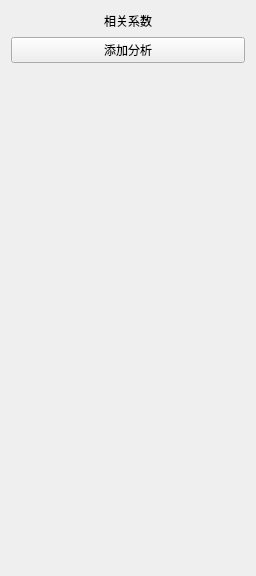
Ying3141/yizumi-monitor, file hs_corelatecof.ui: the form before one commit.
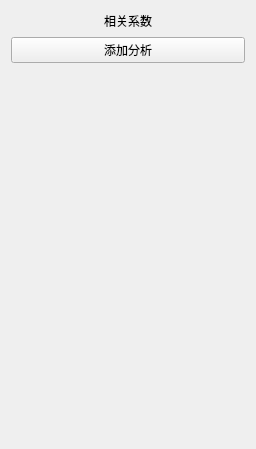
The form after the commit.

The edit to the form file:
```diff
--- a/hs_corelatecof.ui
+++ b/hs_corelatecof.ui
@@ -7,7 +7,7 @@
     <x>0</x>
     <y>0</y>
     <width>256</width>
-    <height>576</height>
+    <height>449</height>
    </rect>
   </property>
   <property name="sizePolicy">
```
Left out of the diff: 5 changed lines with no effect on the pictures.
